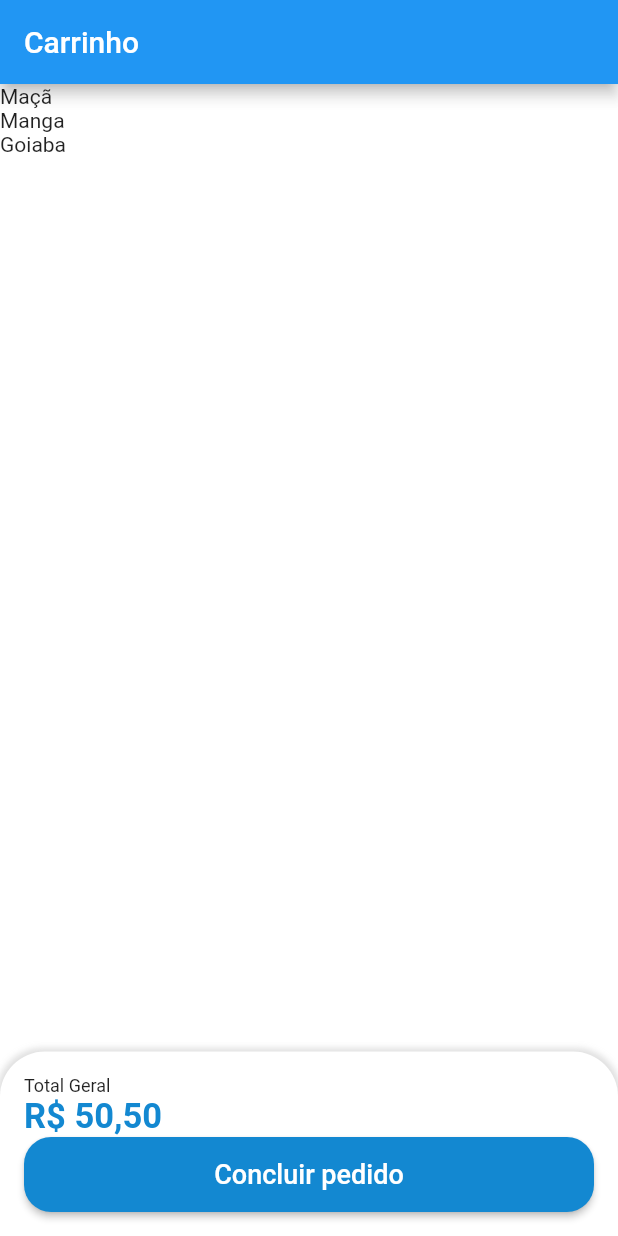
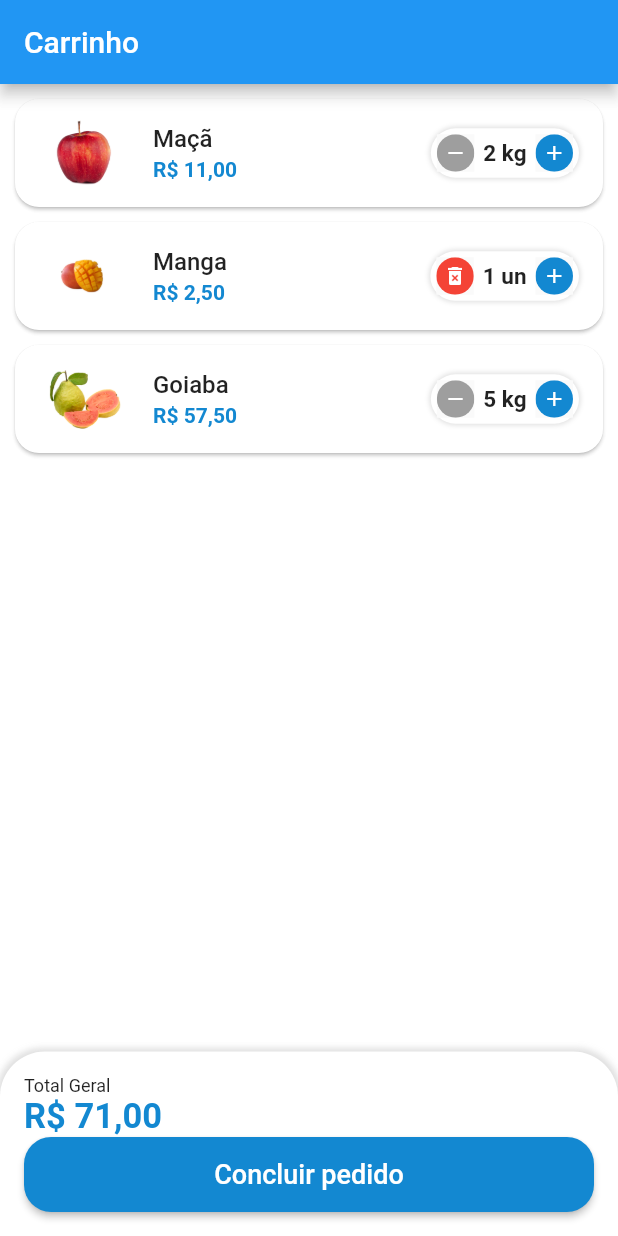
Before and after one commit to FelipeSantos92Dev/store-startto, a Flutter app: the CartTab screen opened directly, on a phone screen of 412 x 824 dp. Run offline on Flutter 3.47's test engine with Material 2 defaults, Android fonts, the phone set to English and light mode, and no system bars; our stand-ins replace animated_text_kit, badges, mask_text_input_formatter.

Commit message:
feat: remove item from cart

```diff
--- a/lib/src/config/app_data.dart
+++ b/lib/src/config/app_data.dart
@@ -80,7 +80,7 @@ List<CartItemModel> cartItems = [
   ),
   CartItemModel(
     item: mango,
-    quantity: 8,
+    quantity: 1,
   ),
   CartItemModel(
     item: guava,
--- a/lib/src/models/cart_item_model.dart
+++ b/lib/src/models/cart_item_model.dart
@@ -8,4 +8,6 @@ class CartItemModel {
     required this.item,
     required this.quantity,
   });
+
+  double totalPrice() => item.price * quantity;
 }
--- a/lib/src/pages/cart/cart_tab.dart
+++ b/lib/src/pages/cart/cart_tab.dart
@@ -1,14 +1,34 @@
 import 'package:flutter/material.dart';
-import 'package:flutter/src/foundation/key.dart';
-import 'package:flutter/src/widgets/framework.dart';
 import 'package:store/src/config/custom_colors.dart';
+import 'package:store/src/models/cart_item_model.dart';
+import 'package:store/src/pages/cart/components/cart_tile.dart';
 import 'package:store/src/services/utils_services.dart';
 import 'package:store/src/config/app_data.dart' as appData;
 
-class CartTab extends StatelessWidget {
-  CartTab({Key? key}) : super(key: key);
+class CartTab extends StatefulWidget {
+  const CartTab({Key? key}) : super(key: key);
 
+  @override
+  State<CartTab> createState() => _CartTabState();
+}
+
+class _CartTabState extends State<CartTab> {
   final UtilsServices utilsServices = UtilsServices();
+
+  void removeItemFromCart(CartItemModel cartItem) {
+    setState(() {
+      appData.cartItems.remove(cartItem);
+    });
+  }
+
+  double cartTotalPrice() {
+    double total = 0;
+    for (var item in appData.cartItems) {
+      total += item.totalPrice();
+    }
+
+    return total;
+  }
 
   @override
   Widget build(BuildContext context) {
@@ -22,7 +42,10 @@ class CartTab extends StatelessWidget {
               child: ListView.builder(
             itemCount: appData.cartItems.length,
             itemBuilder: (_, index) {
-              return Text(appData.cartItems[index].item.itemName);
+              return CartTile(
+                cartItem: appData.cartItems[index],
+                remove: removeItemFromCart,
+              );
             },
           )),
           Container(
@@ -48,7 +71,7 @@ class CartTab extends StatelessWidget {
                   style: TextStyle(fontSize: 12),
                 ),
                 Text(
-                  utilsServices.priceToCurrency(50.5),
+                  utilsServices.priceToCurrency(cartTotalPrice()),
                   style: TextStyle(
                       fontSize: 23,
                       color: CustomColors.customSwatchColor,
--- /dev/null
+++ b/lib/src/pages/cart/components/cart_tile.dart
@@ -0,0 +1,77 @@
+import 'package:flutter/cupertino.dart';
+import 'package:flutter/material.dart';
+import 'package:flutter/src/foundation/key.dart';
+import 'package:flutter/src/widgets/framework.dart';
+import 'package:store/src/config/custom_colors.dart';
+import 'package:store/src/models/cart_item_model.dart';
+import 'package:store/src/pages/common_widgets/quantity_widget.dart';
+import 'package:store/src/services/utils_services.dart';
+
+class CartTile extends StatefulWidget {
+  final CartItemModel cartItem;
+  final Function(CartItemModel) remove;
+
+  const CartTile({
+    Key? key,
+    required this.cartItem,
+    required this.remove,
+  }) : super(key: key);
+
+  @override
+  State<CartTile> createState() => _CartTileState();
+}
+
+class _CartTileState extends State<CartTile> {
+  final UtilsServices utilsServices = UtilsServices();
+
+  @override
+  Widget build(BuildContext context) {
+    return Card(
+      margin: const EdgeInsets.fromLTRB(10, 10, 10, 0),
+      shape: RoundedRectangleBorder(
+        borderRadius: BorderRadius.circular(16),
+      ),
+      child: ListTile(
+        // Imagem
+        leading: Image.asset(
+          widget.cartItem.item.imgUrl,
+          height: 60,
+          width: 60,
+        ),
+
+        // Título
+        title: Text(
+          widget.cartItem.item.itemName,
+          style: const TextStyle(
+            fontWeight: FontWeight.w500,
+          ),
+        ),
+
+        // Total
+        subtitle: Text(
+          utilsServices.priceToCurrency(widget.cartItem.totalPrice()),
+          style: TextStyle(
+            color: CustomColors.customSwatchColor,
+            fontWeight: FontWeight.bold,
+          ),
+        ),
+
+        // Quantidade
+        trailing: QuantityWidget(
+          suffixText: widget.cartItem.item.unit,
+          value: widget.cartItem.quantity,
+          result: (quantity) {
+            setState(() {
+              widget.cartItem.quantity = quantity;
+
+              if (quantity == 0) {
+                widget.remove(widget.cartItem);
+              }
+            });
+          },
+          isRemovable: true,
+        ),
+      ),
+    );
+  }
+}
--- a/lib/src/pages/common_widgets/quantity_widget.dart
+++ b/lib/src/pages/common_widgets/quantity_widget.dart
@@ -5,12 +5,14 @@ class QuantityWidget extends StatelessWidget {
   final int value;
   final String suffixText;
   final Function(int quantity) result;
+  final bool isRemovable;
 
   const QuantityWidget({
     Key? key,
     required this.value,
     required this.suffixText,
     required this.result,
+    this.isRemovable = false,
   }) : super(key: key);
 
   @override
@@ -29,12 +31,14 @@ class QuantityWidget extends StatelessWidget {
         ],
       ),
       child: Row(
+        mainAxisSize: MainAxisSize.min,
         children: [
           _QuantityButton(
-            color: Colors.grey,
-            icon: Icons.remove,
+            color: !isRemovable || value > 1 ? Colors.grey : Colors.red,
+            icon:
+                !isRemovable || value > 1 ? Icons.remove : Icons.delete_forever,
             onPressed: () {
-              if (value == 1) return;
+              if (value == 1 && !isRemovable) return;
               int resultCount = value - 1;
               result(resultCount);
             },
```
